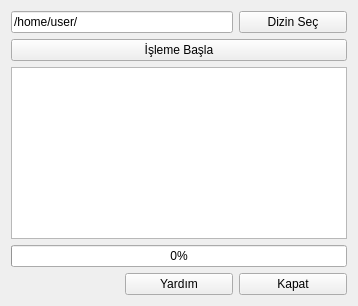
This is playground/intern/2011/offline-updater/ui/ui_offline.ui in pars-linux/uludag as Qt 5 draws it before an edit. The edited form follows.
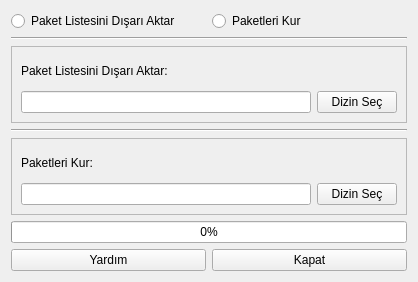
This is the edited form.

Diff of the .ui file:
```diff
--- a/playground/intern/2011/offline-updater/ui/ui_offline.ui
+++ b/playground/intern/2011/offline-updater/ui/ui_offline.ui
@@ -6,59 +6,121 @@
    <rect>
     <x>0</x>
     <y>0</y>
-    <width>358</width>
-    <height>306</height>
+    <width>418</width>
+    <height>282</height>
    </rect>
   </property>
   <property name="windowTitle">
    <string>Form</string>
   </property>
   <layout class="QGridLayout" name="gridLayout">
-   <item row="1" column="1" colspan="3">
-    <widget class="QPushButton" name="pb_action">
+   <item row="1" column="2">
+    <widget class="QRadioButton" name="rb_import">
      <property name="text">
-      <string>İşleme Başla</string>
+      <string>Paket Listesini Dışarı Aktar</string>
      </property>
     </widget>
    </item>
-   <item row="3" column="1" colspan="3">
+   <item row="1" column="3">
+    <widget class="QRadioButton" name="rb_setup">
+     <property name="text">
+      <string>Paketleri Kur</string>
+     </property>
+    </widget>
+   </item>
+   <item row="2" column="2" colspan="2">
+    <widget class="Line" name="line">
+     <property name="orientation">
+      <enum>Qt::Horizontal</enum>
+     </property>
+    </widget>
+   </item>
+   <item row="3" column="2" colspan="2">
+    <widget class="QFrame" name="frame">
+     <property name="frameShape">
+      <enum>QFrame::StyledPanel</enum>
+     </property>
+     <property name="frameShadow">
+      <enum>QFrame::Raised</enum>
+     </property>
+     <layout class="QGridLayout" name="gridLayout_2">
+      <item row="0" column="0">
+       <widget class="QLabel" name="label">
+        <property name="text">
+         <string>Paket Listesini Dışarı Aktar:</string>
+        </property>
+       </widget>
+      </item>
+      <item row="2" column="0">
+       <widget class="QLineEdit" name="le_path_export"/>
+      </item>
+      <item row="2" column="1">
+       <widget class="QPushButton" name="pb_path_export">
+        <property name="text">
+         <string>Dizin Seç</string>
+        </property>
+       </widget>
+      </item>
+     </layout>
+    </widget>
+   </item>
+   <item row="4" column="2" colspan="2">
+    <widget class="Line" name="line_2">
+     <property name="orientation">
+      <enum>Qt::Horizontal</enum>
+     </property>
+    </widget>
+   </item>
+   <item row="5" column="2" colspan="2">
+    <widget class="QFrame" name="frame_2">
+     <property name="frameShape">
+      <enum>QFrame::StyledPanel</enum>
+     </property>
+     <property name="frameShadow">
+      <enum>QFrame::Raised</enum>
+     </property>
+     <layout class="QGridLayout" name="gridLayout_3">
+      <item row="0" column="0">
+       <widget class="QLabel" name="label_2">
+        <property name="text">
+         <string>Paketleri Kur:</string>
+        </property>
+       </widget>
+      </item>
+      <item row="1" column="0">
+       <widget class="QLineEdit" name="le_path_setup"/>
+      </item>
+      <item row="1" column="1">
+       <widget class="QPushButton" name="pb_path_setup">
+        <property name="text">
+         <string>Dizin Seç</string>
+        </property>
+       </widget>
+      </item>
+     </layout>
+    </widget>
+   </item>
+   <item row="6" column="2" colspan="2">
     <widget class="QProgressBar" name="progressBar">
      <property name="value">
       <number>0</number>
      </property>
     </widget>
    </item>
-   <item row="0" column="1" colspan="2">
-    <widget class="QLineEdit" name="le_path">
-     <property name="text">
-      <string>/home/user/</string>
-     </property>
-    </widget>
-   </item>
-   <item row="2" column="1" colspan="3">
-    <widget class="QListWidget" name="listWidget"/>
-   </item>
-   <item row="4" column="2">
+   <item row="7" column="2">
     <widget class="QPushButton" name="pb_help">
      <property name="text">
       <string>Yardım</string>
      </property>
     </widget>
    </item>
-   <item row="4" column="3">
+   <item row="7" column="3">
     <widget class="QPushButton" name="pb_close">
      <property name="text">
       <string>Kapat</string>
      </property>
     </widget>
    </item>
-   <item row="0" column="3">
-    <widget class="QPushButton" name="pb_path">
-     <property name="text">
-      <string>Dizin Seç</string>
-     </property>
-    </widget>
-   </item>
   </layout>
  </widget>
  <resources/>
```
Left out of the diff: 4 changed lines with no effect on the pictures.
